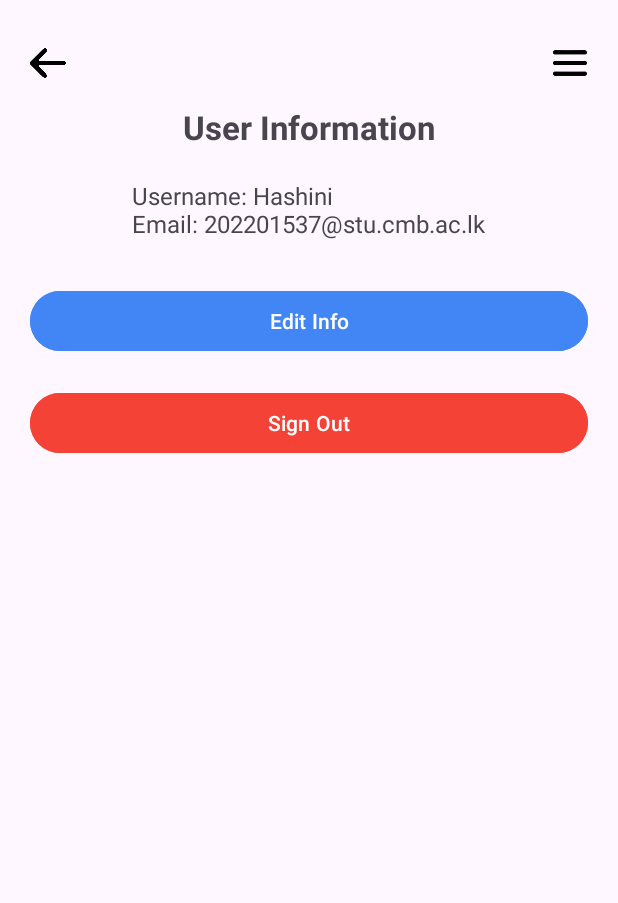
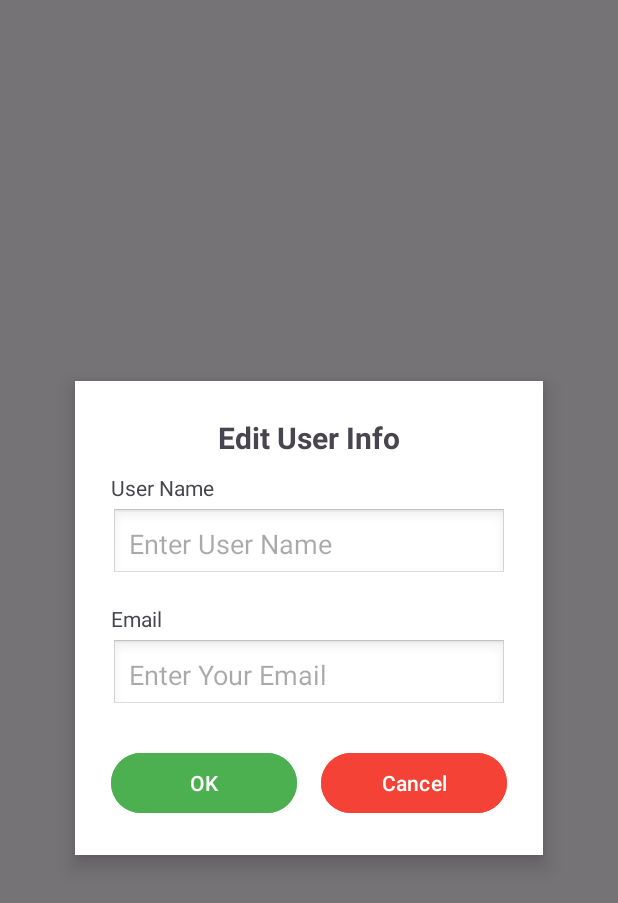
Before and after one commit to HashiniHettiarachchi/RushnewsApp, an Android app: the UserInfoActivity screen opened directly, with no data from a screen before it, after a tap on "Edit Info", on a phone screen of 412 x 824 dp. Shown: the top 903 px of the screen. Run offline under Robolectric (Android 15) with nearby library versions, the phone set to English and light mode, and no system bars.

Commit message:
Developed the edit information screen

```diff
--- a/app/src/main/AndroidManifest.xml
+++ b/app/src/main/AndroidManifest.xml
@@ -12,6 +12,9 @@
         android:supportsRtl="true"
         android:theme="@style/Theme.RushnewsApp"
         tools:targetApi="31">
+        <activity
+            android:name=".EditInfoActivity"
+            android:exported="false" />
         <activity
             android:name=".UserInfoActivity"
             android:exported="false" />
--- /dev/null
+++ b/app/src/main/java/com/example/rushnewsapp/EditInfoActivity.java
@@ -0,0 +1,63 @@
+package com.example.rushnewsapp;
+
+import android.os.Bundle;
+
+import androidx.activity.EdgeToEdge;
+import androidx.appcompat.app.AppCompatActivity;
+import androidx.core.graphics.Insets;
+import androidx.core.view.ViewCompat;
+import androidx.core.view.WindowInsetsCompat;
+
+import android.content.Intent;
+import android.os.Bundle;
+import android.widget.Button;
+import android.widget.EditText;
+import android.widget.Toast;
+import androidx.appcompat.app.AppCompatActivity;
+
+public class EditInfoActivity extends AppCompatActivity {
+    private EditText editUsername, editEmail;
+    private Button btnOk, btnCancel;
+
+    @Override
+    protected void onCreate(Bundle savedInstanceState) {
+        super.onCreate(savedInstanceState);
+        EdgeToEdge.enable(this);
+        setContentView(R.layout.activity_edit_info);
+
+        // Initialize views
+        editUsername = findViewById(R.id.edit_username);
+        editEmail = findViewById(R.id.edit_email);
+        btnOk = findViewById(R.id.btn_ok);
+        btnCancel = findViewById(R.id.btn_cancel);
+
+        // Optionally pre-fill fields from intent extras
+        Intent intent = getIntent();
+        String currentUsername = intent.getStringExtra("username");
+        String currentEmail = intent.getStringExtra("email");
+
+        if (currentUsername != null) editUsername.setText(currentUsername);
+        if (currentEmail != null) editEmail.setText(currentEmail);
+
+        // OK button: send back data
+        btnOk.setOnClickListener(v -> {
+            String newUsername = editUsername.getText().toString().trim();
+            String newEmail = editEmail.getText().toString().trim();
+
+            if (newUsername.isEmpty() || newEmail.isEmpty()) {
+                Toast.makeText(this, "Fields cannot be empty", Toast.LENGTH_SHORT).show();
+                return;
+            }
+
+            // You can send data back via intent (optional)
+            Intent resultIntent = new Intent();
+            resultIntent.putExtra("updatedUsername", newUsername);
+            resultIntent.putExtra("updatedEmail", newEmail);
+            setResult(RESULT_OK, resultIntent);
+            finish(); // Close popup
+        });
+
+        // Cancel button
+        btnCancel.setOnClickListener(v -> finish());
+    }
+}
--- a/app/src/main/java/com/example/rushnewsapp/UserInfoActivity.java
+++ b/app/src/main/java/com/example/rushnewsapp/UserInfoActivity.java
@@ -1,21 +1,19 @@
 package com.example.rushnewsapp;
 
-import android.os.Bundle;
-
-import androidx.activity.EdgeToEdge;
-import androidx.appcompat.app.AppCompatActivity;
-import androidx.core.graphics.Insets;
-import androidx.core.view.ViewCompat;
-import androidx.core.view.WindowInsetsCompat;
-
-import android.content.DialogInterface;
+import android.content.Intent;
 import android.os.Bundle;
 import android.view.View;
 import android.widget.Button;
 import android.widget.ImageView;
 import android.widget.TextView;
 import android.widget.Toast;
+
+import androidx.activity.EdgeToEdge;
 import androidx.appcompat.app.AlertDialog;
+import androidx.appcompat.app.AppCompatActivity;
+import androidx.core.graphics.Insets;
+import androidx.core.view.ViewCompat;
+import androidx.core.view.WindowInsetsCompat;
 
 public class UserInfoActivity extends AppCompatActivity {
     private Button btnEditInfo, btnSignOut;
@@ -27,7 +25,6 @@
         super.onCreate(savedInstanceState);
         EdgeToEdge.enable(this);
         setContentView(R.layout.activity_user_info);
-
 
         // Initialize views
         backArrow = findViewById(R.id.back_arrow);
@@ -44,10 +41,11 @@
                 Toast.makeText(this, "More options coming soon...", Toast.LENGTH_SHORT).show()
         );
 
-        // Edit Info (Placeholder)
-        btnEditInfo.setOnClickListener(v ->
-                Toast.makeText(this, "Edit Info clicked", Toast.LENGTH_SHORT).show()
-        );
+        // Navigate to EditInfoActivity when edit button is clicked
+        btnEditInfo.setOnClickListener(v -> {
+            Intent intent = new Intent(UserInfoActivity.this, EditInfoActivity.class);
+            startActivity(intent);
+        });
 
         // Sign out confirmation popup
         btnSignOut.setOnClickListener(v -> showSignOutDialog());
@@ -56,7 +54,7 @@
     private void showSignOutDialog() {
         new AlertDialog.Builder(this)
                 .setTitle("Sign Out")
-                .setMessage("You are really want to sign out?")
+                .setMessage("You really want to sign out?")
                 .setPositiveButton("OK", (dialog, which) -> {
                     // Sign out logic here (e.g., clear session, go to login)
                     Toast.makeText(UserInfoActivity.this, "Signed out", Toast.LENGTH_SHORT).show();
--- /dev/null
+++ b/app/src/main/res/layout/activity_edit_info.xml
@@ -0,0 +1,101 @@
+<?xml version="1.0" encoding="utf-8"?>
+<RelativeLayout xmlns:android="http://schemas.android.com/apk/res/android"
+    android:id="@+id/edit_info_layout"
+    android:layout_width="match_parent"
+    android:layout_height="match_parent"
+    android:padding="20dp"
+    android:background="#88000000"> <!-- Semi-transparent background -->
+
+    <!-- Popup Box -->
+    <LinearLayout
+        android:id="@+id/edit_popup"
+        android:layout_width="match_parent"
+        android:layout_height="wrap_content"
+        android:layout_centerInParent="true"
+        android:orientation="vertical"
+        android:background="#FFFFFF"
+        android:padding="24dp"
+        android:elevation="8dp"
+        android:layout_margin="30dp">
+
+        <!-- Title -->
+        <TextView
+            android:id="@+id/edit_title"
+            android:layout_width="wrap_content"
+            android:layout_height="wrap_content"
+            android:text="Edit User Info"
+            android:textSize="20sp"
+            android:textStyle="bold"
+            android:layout_gravity="center_horizontal"
+            android:paddingBottom="10dp" />
+
+        <!-- Username Label -->
+        <TextView
+            android:layout_width="wrap_content"
+            android:layout_height="wrap_content"
+            android:text="User Name"
+            android:paddingBottom="4dp" />
+
+        <!-- Username Input -->
+        <EditText
+            android:id="@+id/edit_username"
+            android:layout_width="match_parent"
+            android:layout_height="48dp"
+            android:minHeight="48dp"
+            android:hint="Enter User Name"
+            android:padding="12dp"
+            android:background="@android:drawable/edit_text"
+            android:layout_marginBottom="16dp" />
+
+        <!-- Email Label -->
+        <TextView
+            android:layout_width="wrap_content"
+            android:layout_height="wrap_content"
+            android:text="Email"
+            android:paddingBottom="4dp" />
+
+        <!-- Email Input -->
+        <EditText
+            android:id="@+id/edit_email"
+            android:layout_width="match_parent"
+            android:layout_height="48dp"
+            android:minHeight="48dp"
+            android:hint="Enter Your Email"
+            android:inputType="textEmailAddress"
+            android:padding="12dp"
+            android:background="@android:drawable/edit_text"
+            android:layout_marginBottom="24dp" />
+
+        <!-- Button Row -->
+        <LinearLayout
+            android:layout_width="match_parent"
+            android:layout_height="wrap_content"
+            android:orientation="horizontal"
+            android:gravity="center"
+            android:weightSum="2">
+
+            <Button
+                android:id="@+id/btn_ok"
+                android:layout_width="0dp"
+                android:layout_height="48dp"
+                android:layout_weight="1"
+                android:text="OK"
+                android:backgroundTint="#4CAF50"
+                android:textColor="#FFFFFF" />
+
+            <Space
+                android:layout_width="16dp"
+                android:layout_height="wrap_content" />
+
+            <Button
+                android:id="@+id/btn_cancel"
+                android:layout_width="0dp"
+                android:layout_height="48dp"
+                android:layout_weight="1"
+                android:text="Cancel"
+                android:backgroundTint="#F44336"
+                android:textColor="#FFFFFF" />
+        </LinearLayout>
+
+    </LinearLayout>
+</RelativeLayout>
```
